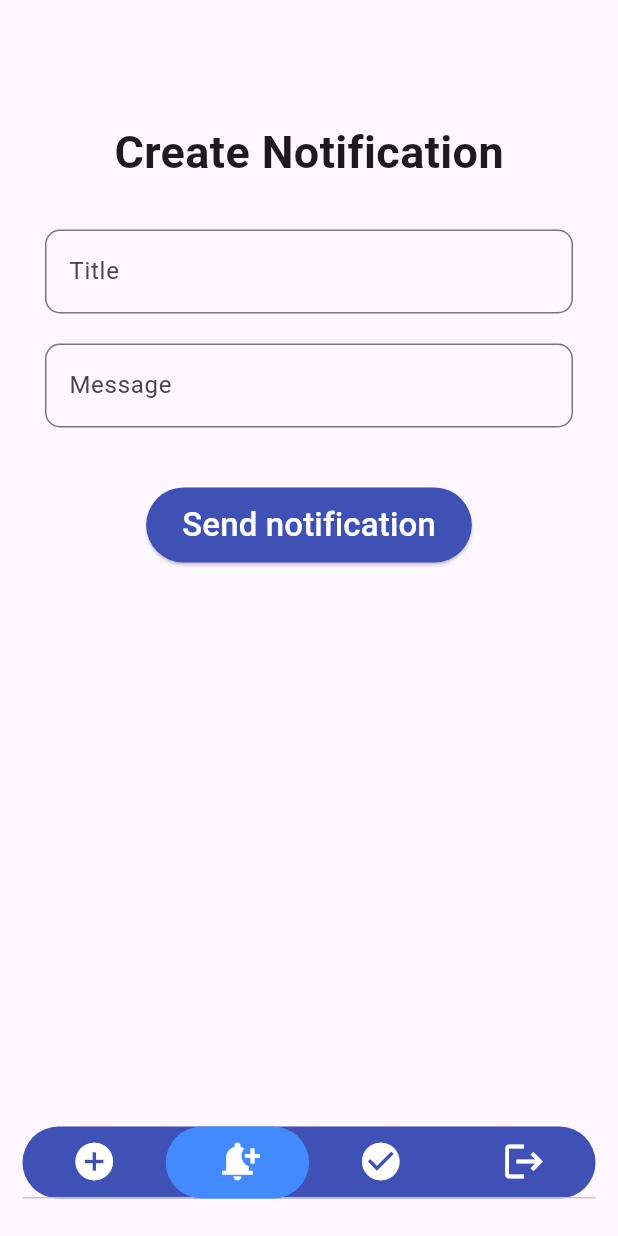
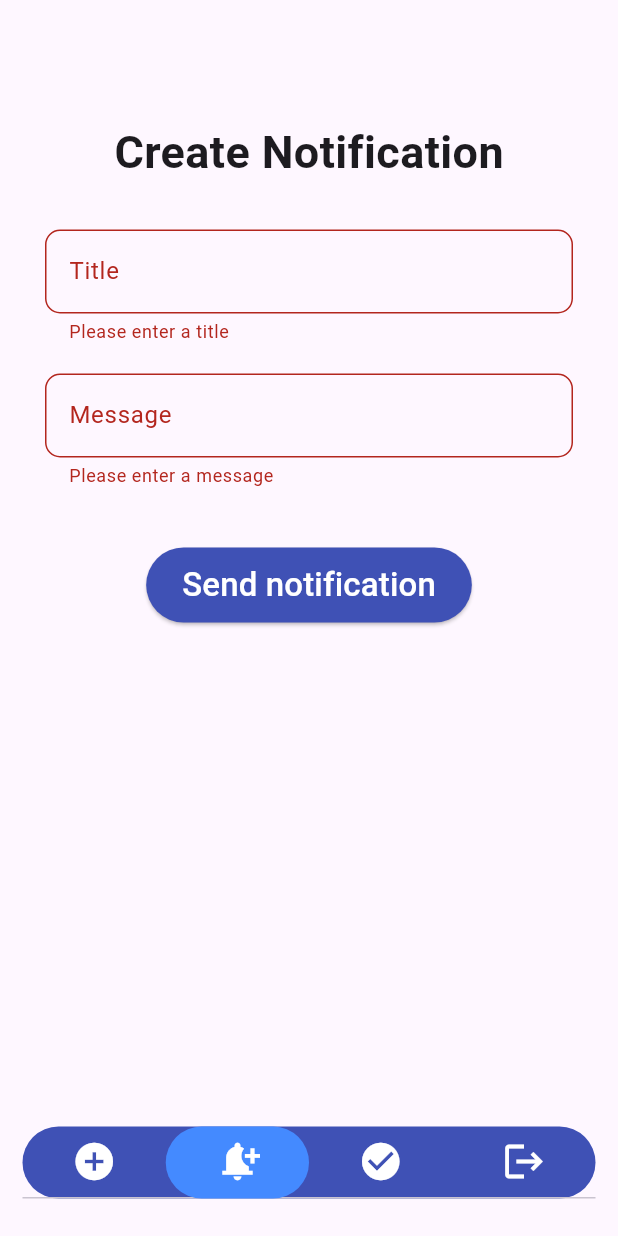
Before and after one commit to kuokdavinci/seminar, a Flutter app: the AdminHomePage screen opened directly, item 2 of the bottom bar chosen, after a tap on "Send notification", on a phone screen of 412 x 824 dp. Run offline on Flutter 3.47's test engine with Material 3 defaults, Android fonts, the phone set to English and light mode, and no system bars; our stand-ins replace camera, cloud_firestore, firebase_auth, firebase_core, firebase_storage, geocoding and 4 more; missing offline and left inert: google_mlkit_face_detection; accounts and stored records are empty.

Commit message:
update code

```diff
--- a/lib/source/blocs/login_bloc.dart
+++ b/lib/source/blocs/login_bloc.dart
@@ -6,7 +6,6 @@ class LoginBloc {
   final StreamController _passController = StreamController();
 
   Stream get emailStream => _emailController.stream;
-
   Stream get passStream => _passController.stream;
 
   bool isValidInfo(String user, String pass) {
--- a/lib/source/fire_base/fire_base_auth.dart
+++ b/lib/source/fire_base/fire_base_auth.dart
@@ -8,21 +8,16 @@ class FireAuth {
 
   Future<User?> signUpWithEmailAndPassword(String email, String pass, String name, String id) async {
     try {
-      // Đăng ký người dùng với Firebase Authentication
       UserCredential credential = await _auth.createUserWithEmailAndPassword(email: email, password: pass);
 
-      // Kiểm tra xem đăng ký đã thành công hay không
       if (credential.user != null) {
-        // Nếu đăng ký thành công, thêm thông tin của người dùng vào Firestore
         await addUserToFirestore(credential.user!.uid, name, email, id);
         return credential.user;
       } else {
-        // Xử lý trường hợp đăng ký không thành công
         print('Failed to sign up user.');
         return null;
       }
     } catch (error) {
-      // Xử lý lỗi nếu có
       print('Error signing up user: $error');
       return null;
     }
--- a/lib/source/resources/features/a_create_course_tab.dart
+++ b/lib/source/resources/features/a_create_course_tab.dart
@@ -112,7 +112,7 @@ class _CreateCourseTabState extends State<CreateCourseTab> {
   Widget build(BuildContext context) {
     return Scaffold(
       body: Container(
-        margin: EdgeInsets.symmetric(horizontal:30,vertical: 30 ),
+        margin: const EdgeInsets.symmetric(horizontal:15,vertical: 30 ),
         child: Padding(
           padding: const EdgeInsets.all(16.0),
           child: Form(
@@ -124,7 +124,7 @@ class _CreateCourseTabState extends State<CreateCourseTab> {
                 const SizedBox(height: 30),
                 const Center(
                   child: Text(
-                    'Create Notification',
+                    'Create Course',
                     style: TextStyle(
                       fontSize: 30,
                       fontWeight: FontWeight.bold,
@@ -151,25 +151,24 @@ class _CreateCourseTabState extends State<CreateCourseTab> {
                     });
                   },
                 ),
-                SizedBox(height: 20),
+                const SizedBox(height: 20),
                  Row(
                   children: [
                     Expanded(
                       child: ListTile(
-                        title: Text('Start: '),
+                        title: const Text('Start:'),
                         trailing: InkWell(
                           onTap: () => _selectStartTime(context),
-                          child: Text('${_startTime.format(context)}',style: TextStyle(fontSize: 18),),
+                          child: Text(_startTime.format(context),style: const TextStyle(fontSize: 18,fontWeight: FontWeight.bold),),
                         ),
                       ),
-                    ),
-                    SizedBox(width: 16.0), // Optional space between ListTiles
+                    ), // Optional space between ListTiles
                     Expanded(
                       child: ListTile(
-                        title: Text('End: '),
+                        title: const Text('End: '),
                         trailing: InkWell(
                           onTap: () => _selectEndTime(context),
-                          child: Text('${_endTime.format(context)}',style: TextStyle(fontSize: 18),),
+                          child: Text(_endTime.format(context),style: const TextStyle(fontSize: 18,fontWeight: FontWeight.bold),),
                         ),
                       ),
                     ),
--- a/lib/source/resources/features/a_create_noti_tab.dart
+++ b/lib/source/resources/features/a_create_noti_tab.dart
@@ -1,7 +1,5 @@
 import 'package:flutter/material.dart';
 import 'package:cloud_firestore/cloud_firestore.dart';
-
-import '../pages/login_page.dart';
 
 class CreateNotificationTab extends StatefulWidget {
   @override
@@ -9,14 +7,15 @@ class CreateNotificationTab extends StatefulWidget {
 }
 
 class _CreateNotificationTabState extends State<CreateNotificationTab> {
+  final GlobalKey<FormState> _formKey = GlobalKey<FormState>();
   final TextEditingController _titleController = TextEditingController();
   final TextEditingController _messageController = TextEditingController();
 
   void _sendNotification() async {
+    if (_formKey.currentState!.validate()) {
       String title = _titleController.text;
       String message = _messageController.text;
 
-    if (title.isNotEmpty && message.isNotEmpty) {
       await FirebaseFirestore.instance.collection('notifications').add({
         'title': title,
         'message': message,
@@ -28,7 +27,7 @@ class _CreateNotificationTabState extends State<CreateNotificationTab> {
 
       ScaffoldMessenger.of(context).showSnackBar(
         const SnackBar(
-            margin: EdgeInsets.only(bottom: 100,left: 30,right:30),
+          margin: EdgeInsets.only(bottom: 100, left: 30, right: 30),
           content: Row(
             children: [
               Icon(
@@ -38,14 +37,15 @@ class _CreateNotificationTabState extends State<CreateNotificationTab> {
               SizedBox(width: 10),
               Text(
                 "Sent notification successfully!",
-                  style: TextStyle(color: Colors.white,fontSize: 17),
-                )
+                style: TextStyle(color: Colors.white, fontSize: 17),
+              ),
             ],
           ),
           backgroundColor: Colors.lightGreen,
           shape: StadiumBorder(),
           behavior: SnackBarBehavior.floating,
-          ));
+        ),
+      );
     }
   }
 
@@ -53,7 +53,9 @@ class _CreateNotificationTabState extends State<CreateNotificationTab> {
   Widget build(BuildContext context) {
     return Scaffold(
       body: Padding(
-        padding: const EdgeInsets.symmetric(vertical: 50,horizontal: 30),
+        padding: const EdgeInsets.symmetric(vertical: 50, horizontal: 30),
+        child: Form(
+          key: _formKey,
           child: Column(
             children: [
               const SizedBox(height: 30),
@@ -64,8 +66,8 @@ class _CreateNotificationTabState extends State<CreateNotificationTab> {
                   fontWeight: FontWeight.bold,
                 ),
               ),
-            SizedBox(height: 30,),
-            TextField(
+              const SizedBox(height: 30),
+              TextFormField(
                 controller: _titleController,
                 decoration: InputDecoration(
                   labelText: 'Title',
@@ -73,9 +75,15 @@ class _CreateNotificationTabState extends State<CreateNotificationTab> {
                     borderRadius: BorderRadius.circular(10.0),
                   ),
                 ),
+                validator: (value) {
+                  if (value == null || value.isEmpty) {
+                    return 'Please enter a title';
+                  }
+                  return null;
+                },
               ),
-            SizedBox(height: 20),
-            TextField(
+              const SizedBox(height: 20),
+              TextFormField(
                 controller: _messageController,
                 decoration: InputDecoration(
                   labelText: 'Message',
@@ -83,8 +91,14 @@ class _CreateNotificationTabState extends State<CreateNotificationTab> {
                     borderRadius: BorderRadius.circular(10.0),
                   ),
                 ),
+                validator: (value) {
+                  if (value == null || value.isEmpty) {
+                    return 'Please enter a message';
+                  }
+                  return null;
+                },
               ),
-            SizedBox(height: 20),
+              const SizedBox(height: 20),
               Container(
                 margin: const EdgeInsets.only(top: 20),
                 child: SizedBox(
@@ -105,6 +119,7 @@ class _CreateNotificationTabState extends State<CreateNotificationTab> {
             ],
           ),
         ),
+      ),
     );
   }
 }
--- a/lib/source/resources/pages/admin_home_page.dart
+++ b/lib/source/resources/pages/admin_home_page.dart
@@ -72,6 +72,9 @@ class _HomePageState extends State<AdminHomePage> with SingleTickerProviderState
         return AlertDialog(
           content: const Text('Logging out this account ?',style: TextStyle(fontSize: 18),),
           actions: <Widget>[
+            Row(
+              mainAxisAlignment: MainAxisAlignment.spaceBetween,
+              children: [
                 ElevatedButton(
                   style: ElevatedButton.styleFrom(
                     backgroundColor: Colors.indigo,
@@ -82,6 +85,7 @@ class _HomePageState extends State<AdminHomePage> with SingleTickerProviderState
                     Navigator.of(context).pop(); // Close dialog
                   },
                 ),
+
                 ElevatedButton(
                   style: ElevatedButton.styleFrom(
                     backgroundColor: Colors.indigo,
@@ -95,6 +99,8 @@ class _HomePageState extends State<AdminHomePage> with SingleTickerProviderState
                   },
                 ),
               ],
+            ),
+          ],
         );
       },
     );
--- a/lib/source/resources/pages/home_page.dart
+++ b/lib/source/resources/pages/home_page.dart
@@ -74,6 +74,9 @@ class _HomePageState extends State<HomePage> with SingleTickerProviderStateMixin
         return AlertDialog(
           content: const Text('Logging out this account ?',style: TextStyle(fontSize: 18),),
           actions: <Widget>[
+            Row(
+              mainAxisAlignment: MainAxisAlignment.spaceBetween,
+              children: [
                 ElevatedButton(
                   style: ElevatedButton.styleFrom(
                     backgroundColor: Colors.indigo,
@@ -84,6 +87,7 @@ class _HomePageState extends State<HomePage> with SingleTickerProviderStateMixin
                     Navigator.of(context).pop(); // Close dialog
                   },
                 ),
+
             ElevatedButton(
               style: ElevatedButton.styleFrom(
                 backgroundColor: Colors.indigo,
@@ -97,6 +101,8 @@ class _HomePageState extends State<HomePage> with SingleTickerProviderStateMixin
               },
             ),
               ],
+            ),
+          ],
         );
       },
     );
--- a/lib/source/resources/pages/login_page.dart
+++ b/lib/source/resources/pages/login_page.dart
@@ -42,7 +42,7 @@ class _LoginPageState extends State<LoginPage> {
           child: Column(
             children: [
               Container(
-                margin: const EdgeInsets.only(top: 30.0),
+                margin: const EdgeInsets.only(top: 70.0),
                 child: const Text('Attendance Checker App',
                     style: TextStyle(
                         fontSize: 25,
--- a/pubspec.yaml
+++ b/pubspec.yaml
@@ -54,6 +54,7 @@ dev_dependencies:
   camera: ^0.10.5+9
   lottie: ^3.0.0
   google_mlkit_face_detection: ^0.11.0
+  cached_network_image: ^3.2.0
 
   # The "flutter_lints" package below contains a set of recommended lints to
   # encourage good coding practices. The lint set provided by the package is
```
Also changed, not shown: lib/source/resources/features/a_attendance_list_tab.dart (+22 -7 lines), lib/source/resources/features/account_tab.dart (+8 -6 lines), lib/source/resources/features/check_in_tab.dart (+7 -6 lines), lib/source/resources/features/course_tab.dart (+6 -25 lines), lib/source/resources/features/facedetect/camera.dart (+54 -20 lines), lib/source/resources/features/noti_tab.dart (+9 -3 lines), pubspec.lock. Lines whose indentation alone changed are shown as unchanged.
